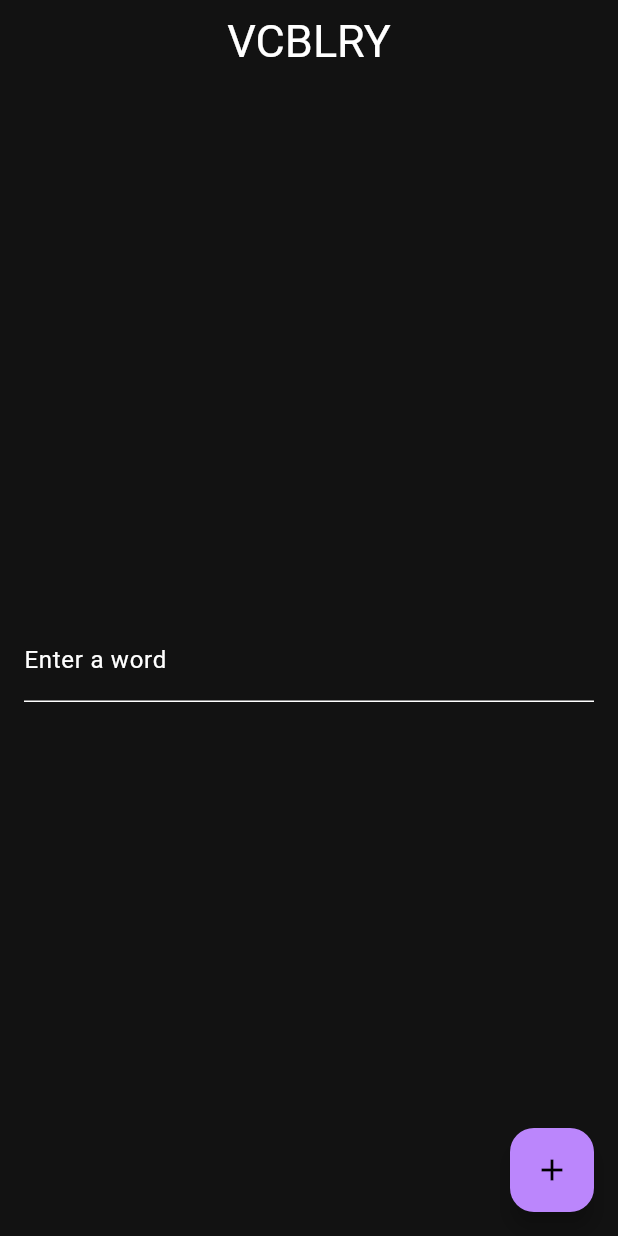
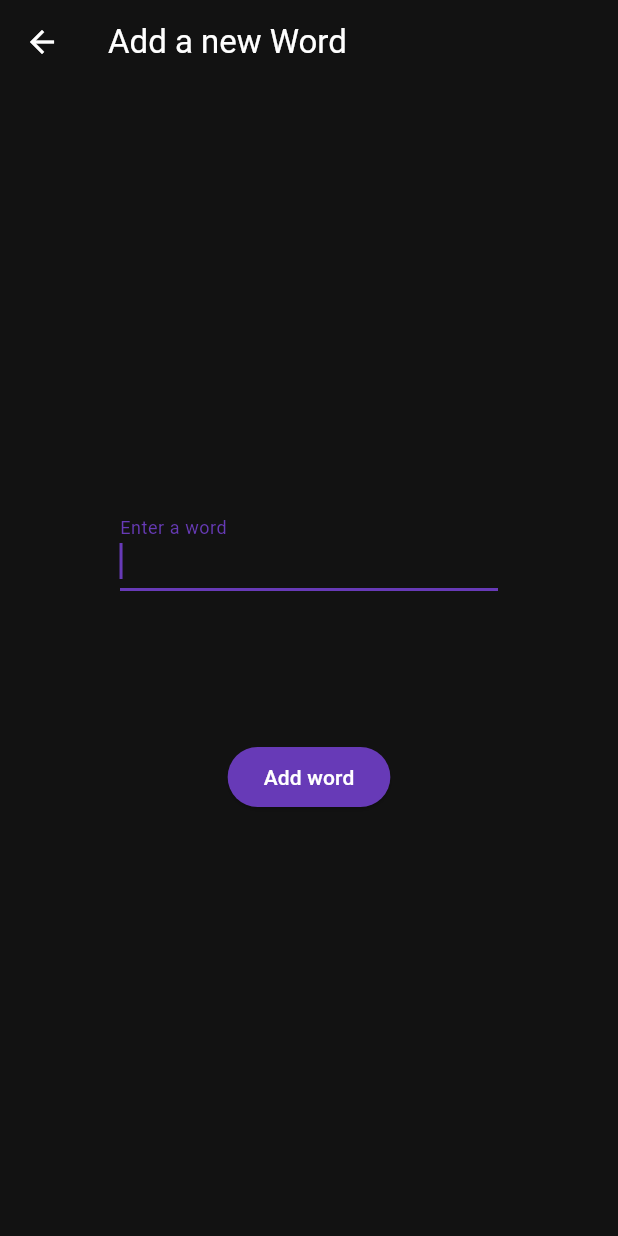
Before and after one commit to mateumiralles/VCBLRY, a Flutter app: the screen it shows after launch, after a tap on the "add" icon, on a phone screen of 412 x 824 dp. Run offline on Flutter 3.47's test engine with Material 3 defaults, Android fonts, the phone set to English and light mode, and no system bars; our stand-ins replace cloud_firestore, firebase_core; accounts and stored records are empty.

Commit message:
WordsListScreen and AddWordScreen

```diff
--- /dev/null
+++ b/lib/components/custom_snack_bar.dart
@@ -0,0 +1,11 @@
+import 'package:flutter/material.dart';
+
+SnackBar customSnackBar({text}) {
+  return SnackBar(
+    content: Text(
+      text,
+      style: const TextStyle(color: Colors.white),
+    ),
+    backgroundColor: Colors.deepPurple[500],
+  );
+}
--- /dev/null
+++ b/lib/functions/load_words_list.dart
@@ -0,0 +1,30 @@
+import 'package:cloud_firestore/cloud_firestore.dart';
+import 'package:vcblry/model/words.dart';
+
+Future<List<Word>> wordsListFromFirestore() async {
+  var db = FirebaseFirestore.instance;
+
+  List<Word> words = [];
+  // List<Meaning> meanings = [];
+  // List<String> translations = [];
+
+  await db.collection("words").get().then((event) {
+    // TODO: update data collecting according to the new Word Class model when done
+    for (var doc in event.docs) {
+      // Parse the data to Meaning Class
+
+      // for (var type in doc.get('types')) {
+      //   for (var trans in type['translations']) {
+      //     translations.add(trans);
+      //   }
+      //   meanings.add(Meaning.parseMeaning(type['type'], translations));
+      //   translations = [];
+      // }
+
+      // Parse the data to Word Class
+      words.add(Word(value: doc.id));
+    }
+  });
+
+  return words;
+}
--- a/lib/main.dart
+++ b/lib/main.dart
@@ -1,8 +1,7 @@
+import 'package:firebase_core/firebase_core.dart';
 import 'package:flutter/material.dart';
-import 'package:firebase_core/firebase_core.dart';
-import 'package:cloud_firestore/cloud_firestore.dart';
-
 import 'package:vcblry/firebase_options.dart';
+import 'package:vcblry/screens/words_list_screen.dart';
 
 void main() async {
   WidgetsFlutterBinding.ensureInitialized();
@@ -17,60 +16,20 @@
   @override
   Widget build(BuildContext context) {
     return MaterialApp(
+      debugShowCheckedModeBanner: false,
       title: 'Flutter Demo',
       theme: ThemeData(
-          colorScheme: ColorScheme.dark(secondary: Colors.deepPurple[500]!)),
-      home: const MyHomePage(title: 'VCBLRY'),
+          colorScheme: ColorScheme.dark(
+            secondary: Colors.greenAccent,
+            primary: Colors.deepPurple[500]!,
+            tertiary: Colors.blue,
+          ),
+          elevatedButtonTheme: ElevatedButtonThemeData(
+              style: ElevatedButton.styleFrom(
+            backgroundColor: Colors.deepPurple[500],
+            foregroundColor: Colors.white,
+          ))),
+      home: const WordsListScreen(title: 'VCBLRY'),
     );
   }
 }
-
-class MyHomePage extends StatefulWidget {
-  const MyHomePage({super.key, required this.title});
-
-  final String title;
-
-  @override
-  State<MyHomePage> createState() => _MyHomePageState();
-}
-
-class _MyHomePageState extends State<MyHomePage> {
-  final TextEditingController _wordController = TextEditingController();
-  void _addWord() async {
-    String word = _wordController.text;
-    if (word.isNotEmpty) {
-      await FirebaseFirestore.instance
-          .collection('words')
-          .doc(word)
-          .set({'word': word});
-      _wordController.clear();
-      ScaffoldMessenger.of(context).showSnackBar(
-        SnackBar(content: Text('Word added: $word')),
-      );
-    }
-  }
-
-  @override
-  Widget build(BuildContext context) {
-    return Scaffold(
-      appBar: AppBar(
-          title: Center(
-        child: Text(widget.title, style: const TextStyle(fontSize: 30)),
-      )),
-      body: Center(
-          child: Padding(
-        padding: const EdgeInsets.all(16.0),
-        child: TextField(
-            controller: _wordController,
-            decoration: const InputDecoration(
-              labelText: 'Enter a word',
-            )),
-      )),
-      floatingActionButton: FloatingActionButton(
-        onPressed: _addWord,
-        tooltip: 'Add word',
-        child: const Icon(Icons.add),
-      ),
-    );
-  }
-}
--- /dev/null
+++ b/lib/model/words.dart
@@ -0,0 +1,34 @@
+class Word {
+  final String value;
+  Word({required this.value});
+  // TODO: update Word class model including definition, translation, sentences, etc.
+}
+
+
+
+// class Word {
+//   final String value;
+//   final List<Meaning> meanings;
+// // TODO: Implement type of word with an int field [noun, verb, adjective, adverb, expression]
+// // final int;
+
+//   Word({required this.value, required this.meanings});
+
+//   static parseWord(String value, List<Meaning> meanings) {
+//     return Word(value: value, meanings: meanings);
+//   }
+// }
+
+// class Meaning {
+//   final String type;
+//   final List<String> translations, sentences;
+
+//   Meaning(
+//       {required this.type,
+//       required this.translations,
+//       this.sentences = const []});
+
+//   static parseMeaning(String type, List<String> translation) {
+//     return Meaning(type: type, translations: translation);
+//   }
+// }
--- /dev/null
+++ b/lib/screens/add_word_screen.dart
@@ -0,0 +1,55 @@
+import 'package:cloud_firestore/cloud_firestore.dart';
+import 'package:flutter/material.dart';
+import 'package:vcblry/components/custom_snack_bar.dart';
+
+class AddWordScreen extends StatelessWidget {
+  const AddWordScreen({super.key});
+
+  @override
+  Widget build(BuildContext context) {
+    final TextEditingController wordController = TextEditingController();
+    void addWord() async {
+      String word = wordController.text;
+      if (word.isNotEmpty) {
+        await FirebaseFirestore.instance
+            .collection('words')
+            .doc(word)
+            .set({'word': word});
+        wordController.clear();
+
+        if (!context.mounted) return;
+        ScaffoldMessenger.of(context)
+            .showSnackBar(customSnackBar(text: 'New word added: $word'));
+        Navigator.of(context).pop();
+      }
+    }
+
+    return Scaffold(
+      appBar: AppBar(
+        title: const Text('Add a new Word'),
+      ),
+      body: Column(
+        mainAxisSize: MainAxisSize.max,
+        mainAxisAlignment: MainAxisAlignment.center,
+        children: [
+          Padding(
+            padding: const EdgeInsets.symmetric(horizontal: 80),
+            child: TextField(
+                autofocus: true,
+                controller: wordController,
+                decoration: const InputDecoration(
+                  labelText: 'Enter a word',
+                )),
+          ),
+          const SizedBox(
+            height: 100,
+          ),
+          ElevatedButton(
+            onPressed: addWord,
+            child: const Text('Add word'),
+          )
+        ],
+      ),
+    );
+  }
+}
--- /dev/null
+++ b/lib/screens/words_list_screen.dart
@@ -0,0 +1,85 @@
+import 'package:flutter/material.dart';
+import 'package:vcblry/functions/load_words_list.dart';
+import 'package:vcblry/model/words.dart';
+import 'package:vcblry/screens/add_word_screen.dart';
+
+class WordsListScreen extends StatefulWidget {
+  const WordsListScreen({super.key, required this.title});
+
+  final String title;
+
+  @override
+  State<WordsListScreen> createState() => _WordsListScreenState();
+}
+
+class _WordsListScreenState extends State<WordsListScreen> {
+  void navigateAddWord() async {
+    Navigator.push(
+            context,
+            MaterialPageRoute(
+                builder: (context) =>
+                    const AddWordScreen())) //reload the list when comming back from AddWordScreen
+        .then((_) => setState(() {
+              loadList();
+            }));
+  }
+
+  List<Word> wordsList = [];
+  bool loaded = false;
+
+  @override
+  void initState() {
+    loadList();
+
+    super.initState();
+  }
+
+  void loadList() async {
+    wordsList = await wordsListFromFirestore();
+
+    //Sort the wordsList alphabetically.
+    wordsList.sort((a, b) => (a.value).compareTo(b.value));
+    setState(() {
+      loaded = true;
+    });
+  }
+
+  @override
+  Widget build(BuildContext context) {
+    return Scaffold(
+      appBar: AppBar(
+          title: Center(
+        child: Text(widget.title, style: const TextStyle(fontSize: 30)),
+      )),
+      body: loaded
+          ? Padding(
+              padding: const EdgeInsets.symmetric(horizontal: 10),
+              child: ListView.builder(
+                  itemCount: wordsList.length,
+                  itemBuilder: (BuildContext context, int i) {
+                    return GestureDetector(
+                      onTap: () =>
+                          print('This word value is: ${wordsList[i].value}'),
+                      child: Card(
+                        color: Colors.grey[850],
+                        child: ListTile(
+                          title: Center(
+                            child: Text(wordsList[i].value),
+                          ),
+                        ),
+                      ),
+                    );
+                  }),
+            )
+          : const CircularProgressIndicator(),
+      floatingActionButton: FloatingActionButton(
+        onPressed: navigateAddWord,
+        tooltip: 'Add word',
+        child: const Icon(
+          Icons.add,
+          color: Colors.white,
+        ),
+      ),
+    );
+  }
+}
```
